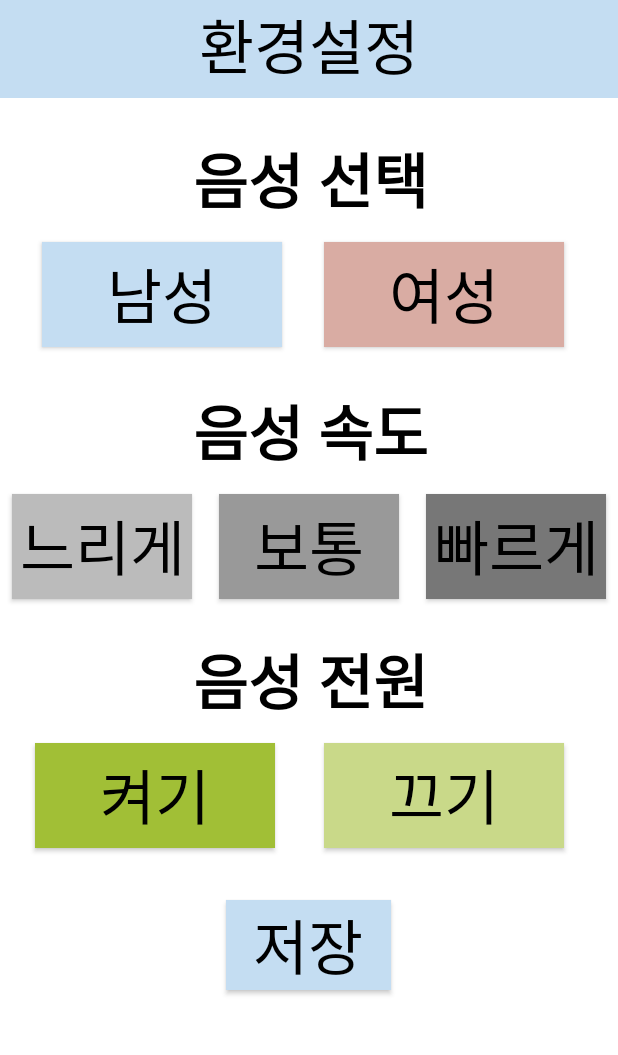
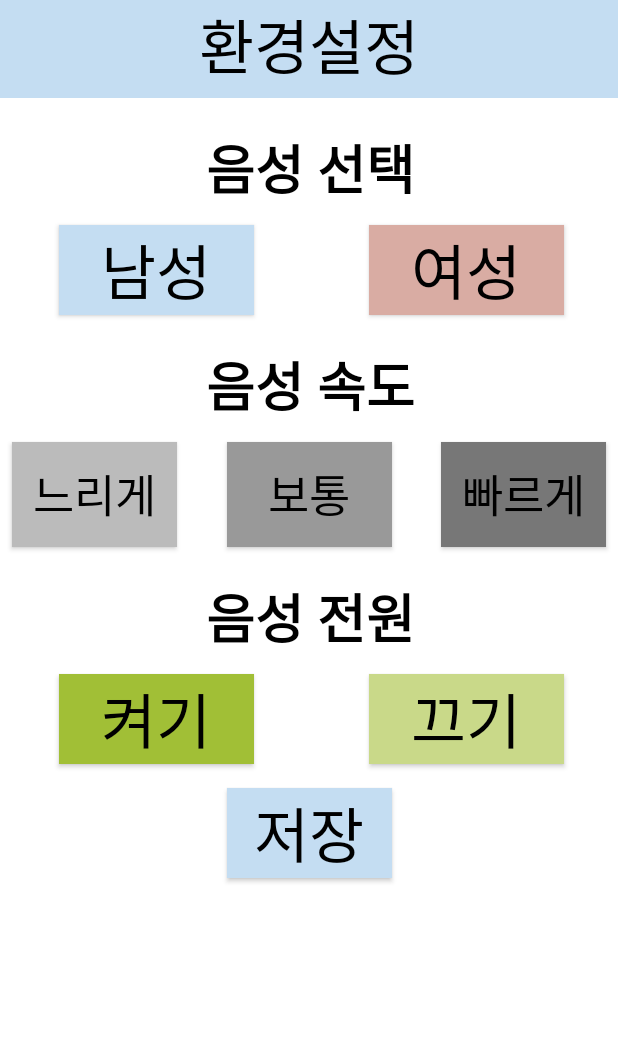
Before and after one commit to sukyung99/L_CURE, an Android app: the SelectSettingsActivity screen opened directly, with no data from a screen before it, on a phone screen of 412 x 824 dp, the part 98-1153 px from its top. Run offline under Robolectric (Android 15) with nearby library versions, the phone set to English and light mode, and no system bars.

Commit message:
Resize Button

```diff
--- a/app/src/main/res/layout/activity_select_settings.xml
+++ b/app/src/main/res/layout/activity_select_settings.xml
@@ -58,11 +58,11 @@
         android:layout_width="wrap_content"
         android:layout_height="wrap_content"
         android:layout_marginStart="8dp"
-        android:layout_marginTop="24dp"
+        android:layout_marginTop="20dp"
         android:layout_marginEnd="8dp"
         android:text="음성 선택"
         android:textColor="@color/black"
-        android:textSize="40dp"
+        android:textSize="35dp"
         android:textStyle="bold"
         app:layout_constraintEnd_toEndOf="parent"
         app:layout_constraintHorizontal_bias="0.504"
@@ -71,9 +71,9 @@
 
     <Button
         android:id="@+id/man"
-        android:layout_width="160dp"
-        android:layout_height="70dp"
-        android:layout_marginStart="18dp"
+        android:layout_width="130dp"
+        android:layout_height="60dp"
+        android:layout_marginStart="8dp"
         android:layout_marginTop="12dp"
         android:layout_marginEnd="18dp"
         android:background="@drawable/selector_man"
@@ -81,13 +81,14 @@
         android:textColor="@color/black"
         android:textSize="40dp"
         app:layout_constraintEnd_toStartOf="@+id/woman"
+        app:layout_constraintHorizontal_bias="0.348"
         app:layout_constraintStart_toStartOf="parent"
         app:layout_constraintTop_toBottomOf="@+id/select_sex" />
 
     <Button
         android:id="@+id/woman"
-        android:layout_width="160dp"
-        android:layout_height="70dp"
+        android:layout_width="130dp"
+        android:layout_height="60dp"
         android:layout_marginTop="12dp"
         android:layout_marginEnd="36dp"
         android:background="@drawable/selector_woman"
@@ -102,11 +103,11 @@
         android:layout_width="wrap_content"
         android:layout_height="wrap_content"
         android:layout_marginStart="8dp"
-        android:layout_marginTop="108dp"
+        android:layout_marginTop="92dp"
         android:layout_marginEnd="8dp"
         android:text="음성 속도"
         android:textColor="@color/black"
-        android:textSize="40dp"
+        android:textSize="35dp"
         android:textStyle="bold"
         app:layout_constraintEnd_toEndOf="parent"
         app:layout_constraintHorizontal_bias="0.504"
@@ -115,20 +116,20 @@
 
     <Button
         android:id="@+id/slow"
-        android:layout_width="120dp"
+        android:layout_width="110dp"
         android:layout_height="70dp"
         android:layout_marginStart="8dp"
         android:layout_marginTop="12dp"
         android:background="@drawable/selector_slow"
         android:text="느리게"
         android:textColor="@color/black"
-        android:textSize="40dp"
+        android:textSize="30dp"
         app:layout_constraintStart_toStartOf="parent"
         app:layout_constraintTop_toBottomOf="@+id/select_speed" />
 
     <Button
         android:id="@+id/regular"
-        android:layout_width="120dp"
+        android:layout_width="110dp"
         android:layout_height="70dp"
         android:layout_marginTop="12dp"
         android:layout_marginStart="8dp"
@@ -136,20 +137,20 @@
         android:background="@drawable/selector_regular"
         android:text="보통"
         android:textColor="@color/black"
-        android:textSize="40dp"
+        android:textSize="30dp"
         app:layout_constraintEnd_toStartOf="@+id/fast"
         app:layout_constraintStart_toEndOf="@+id/slow"
         app:layout_constraintTop_toBottomOf="@+id/select_speed" />
 
     <Button
         android:id="@+id/fast"
-        android:layout_width="120dp"
+        android:layout_width="110dp"
         android:layout_height="70dp"
         android:layout_marginEnd="8dp"
         android:background="@drawable/selector_fast"
         android:text="빠르게"
         android:textColor="@color/black"
-        android:textSize="40dp"
+        android:textSize="30dp"
         app:layout_constraintEnd_toEndOf="parent"
         app:layout_constraintTop_toTopOf="@+id/regular" />
 
@@ -158,11 +159,11 @@
         android:layout_width="wrap_content"
         android:layout_height="wrap_content"
         android:layout_marginStart="8dp"
-        android:layout_marginTop="24dp"
+        android:layout_marginTop="20dp"
         android:layout_marginEnd="8dp"
         android:text="음성 전원"
         android:textColor="@color/black"
-        android:textSize="40dp"
+        android:textSize="35dp"
         android:textStyle="bold"
         app:layout_constraintEnd_toEndOf="parent"
         app:layout_constraintHorizontal_bias="0.504"
@@ -171,8 +172,8 @@
 
     <Button
         android:id="@+id/on"
-        android:layout_width="160dp"
-        android:layout_height="70dp"
+        android:layout_width="130dp"
+        android:layout_height="60dp"
         android:layout_marginStart="18dp"
         android:layout_marginTop="12dp"
         android:layout_marginEnd="18dp"
@@ -187,8 +188,8 @@
 
     <Button
         android:id="@+id/off"
-        android:layout_width="160dp"
-        android:layout_height="70dp"
+        android:layout_width="130dp"
+        android:layout_height="60dp"
         android:layout_marginTop="12dp"
         android:layout_marginEnd="36dp"
         android:background="@drawable/selector_off"
@@ -203,7 +204,7 @@
         android:layout_width="110dp"
         android:layout_height="wrap_content"
         android:layout_marginStart="8dp"
-        android:layout_marginTop="100dp"
+        android:layout_marginTop="88dp"
         android:layout_marginEnd="8dp"
         android:layout_marginBottom="8dp"
         android:background="@color/blue"
@@ -212,9 +213,9 @@
         android:textSize="40dp"
         app:layout_constraintBottom_toBottomOf="parent"
         app:layout_constraintEnd_toEndOf="parent"
-        app:layout_constraintHorizontal_bias="0.498"
+        app:layout_constraintHorizontal_bias="0.501"
         app:layout_constraintStart_toStartOf="parent"
         app:layout_constraintTop_toBottomOf="@+id/select_voice"
-        app:layout_constraintVertical_bias="0.153" />
+        app:layout_constraintVertical_bias="0.0" />
 
 </androidx.constraintlayout.widget.ConstraintLayout>
--- a/app/src/main/res/layout/activity_select_syllable_discrimination.xml
+++ b/app/src/main/res/layout/activity_select_syllable_discrimination.xml
@@ -143,7 +143,7 @@
         android:id="@+id/speaker"
         android:layout_width="100dp"
         android:layout_height="100dp"
-        android:layout_marginStart="140dp"
+        android:layout_marginStart="8dp"
         android:layout_marginTop="8dp"
         android:layout_marginEnd="8dp"
         android:layout_marginBottom="8dp"
@@ -152,8 +152,7 @@
         android:textSize="70dp"
         app:layout_constraintBottom_toBottomOf="parent"
         app:layout_constraintEnd_toEndOf="parent"
-        app:layout_constraintHorizontal_bias="0.092"
-        app:layout_constraintStart_toStartOf="@+id/linearLayout6"
+        app:layout_constraintStart_toStartOf="parent"
         app:layout_constraintTop_toBottomOf="@+id/linearLayout6"
         app:layout_constraintVertical_bias="0.0" />
 
```
Also changed, not shown: app/src/main/res/layout/activity_select_phonemic_substitution.xml (+23 -21 lines), app/src/main/res/layout/activity_select_word_synthesis.xml (+7 -4 lines), app/src/main/res/drawable/next_black.png (added).
